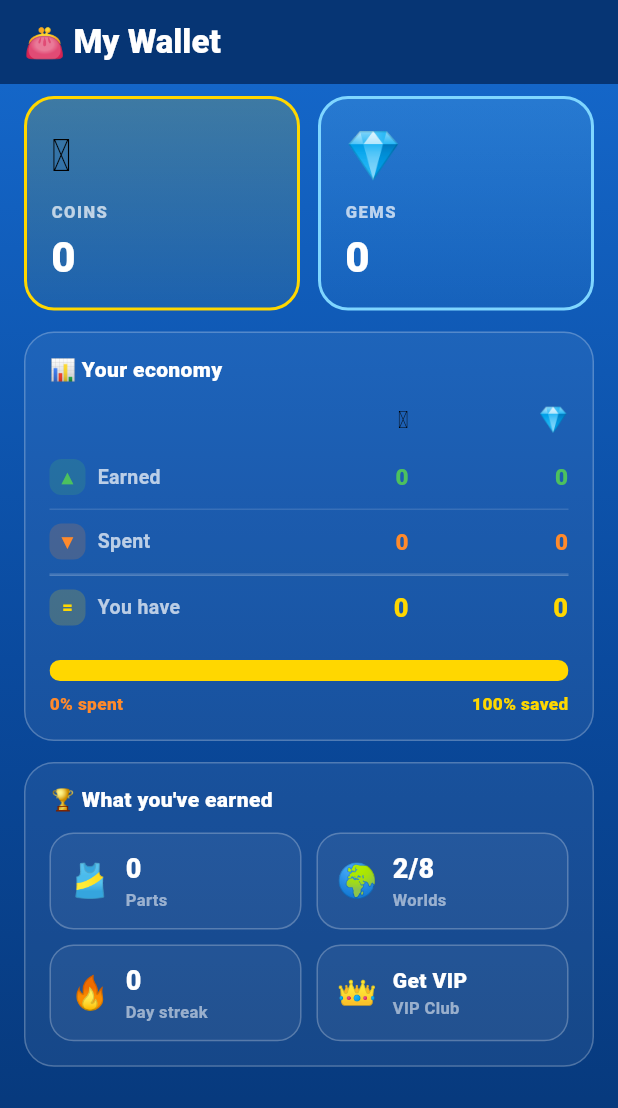
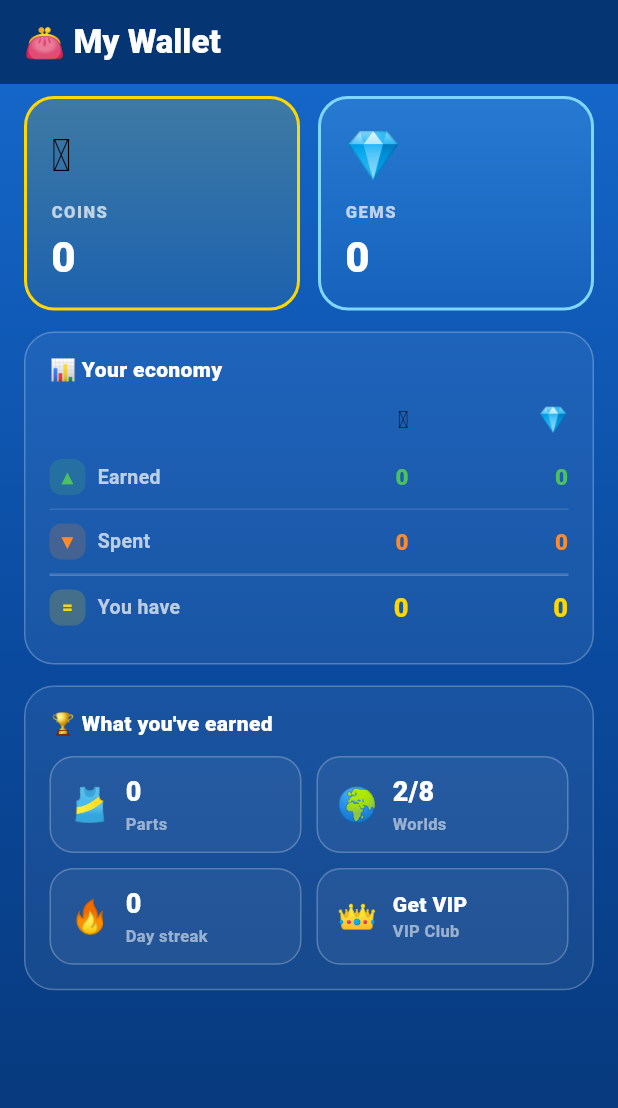
Before and after one commit to yesithv/lego-custom-character, a Flutter app: the WalletPage screen opened by its route, on a phone screen of 412 x 824 dp. Shown: the top 1108 px of the screen. Run offline on Flutter 3.47's test engine with Material 3 defaults, Android fonts, the phone set to English and light mode, and no system bars; our stand-ins replace audioplayers, equatable, flutter_bloc, get_it, go_router, hive and 2 more; missing offline and left inert: flame; accounts and stored records are empty; Roboto replaces fonts that are missing (Nunito).

Commit message:
Quitar la barra de porcentaje gastado/ahorrado de la billetera
Elimina la barra proporcional (_SavingsBar) y sus claves l10n
wallet_spent_pct / wallet_saved_pct. La billetera queda con saldos, la tabla
ganado/gastado/saldo y los logros.

Co-Authored-By: Claude Opus 4.8 <noreply@anthropic.com>
Claude-Session: https://claude.ai/code/session_01KHiDoE92jiA9JWjgKqXdGZ

```diff
--- a/lib/core/l10n/app_strings.dart
+++ b/lib/core/l10n/app_strings.dart
@@ -1138,14 +1138,6 @@ const Map<String, Map<String, String>> kStrings = {
     'es': 'Te quedan', 'en': 'You have', 'pt': 'Você tem',
     'de': 'Übrig', 'ru': 'Осталось', 'fr': 'Il te reste',
   },
-  'wallet_spent_pct': {
-    'es': '{n}% gastado', 'en': '{n}% spent', 'pt': '{n}% gasto',
-    'de': '{n}% ausgegeben', 'ru': '{n}% потрачено', 'fr': '{n}% dépensé',
-  },
-  'wallet_saved_pct': {
-    'es': '{n}% ahorrado', 'en': '{n}% saved', 'pt': '{n}% poupado',
-    'de': '{n}% gespart', 'ru': '{n}% сэкономлено', 'fr': '{n}% épargné',
-  },
   'wallet_achievements': {
     'es': 'Lo que has conseguido', 'en': 'What you\'ve earned',
     'pt': 'O que você conquistou', 'de': 'Was du erreicht hast',
--- a/lib/features/economy/presentation/pages/wallet_page.dart
+++ b/lib/features/economy/presentation/pages/wallet_page.dart
@@ -264,9 +264,6 @@ class _EconomyCard extends StatelessWidget {
             valueColor: const Color(0xFFFFD700),
             emphasize: true,
           ),
-          const SizedBox(height: 14),
-          // Barra de ahorro de monedas (la economía principal)
-          _SavingsBar(earned: coinsEarned, spent: coinsSpent),
         ],
       ),
     );
@@ -368,67 +365,6 @@ class _EconRow extends StatelessWidget {
           ),
         ],
       ),
-    );
-  }
-}
-
-/// Barra proporcional gastado vs. ahorrado (sobre lo ganado de por vida).
-class _SavingsBar extends StatelessWidget {
-  final int earned;
-  final int spent;
-
-  const _SavingsBar({required this.earned, required this.spent});
-
-  @override
-  Widget build(BuildContext context) {
-    final total = earned <= 0 ? 1 : earned;
-    final spentPct = (spent / total).clamp(0.0, 1.0);
-    final keptPct = 1 - spentPct;
-    return Column(
-      crossAxisAlignment: CrossAxisAlignment.stretch,
-      children: [
-        ClipRRect(
-          borderRadius: BorderRadius.circular(10),
-          child: Row(
-            children: [
-              Expanded(
-                flex: (spentPct * 1000).round().clamp(0, 1000),
-                child: Container(
-                  height: 14,
-                  color: const Color(0xFFFF8A2B),
-                ),
-              ),
-              Expanded(
-                flex: (keptPct * 1000).round().clamp(0, 1000),
-                child: Container(
-                  height: 14,
-                  color: const Color(0xFFFFD700),
-                ),
-              ),
-            ],
-          ),
-        ),
-        const SizedBox(height: 7),
-        Row(
-          mainAxisAlignment: MainAxisAlignment.spaceBetween,
-          children: [
-            Text(
-              context.l10n.trp('wallet_spent_pct', {'n': (spentPct * 100).round()}),
-              style: const TextStyle(
-                  color: Color(0xFFFF8A2B),
-                  fontWeight: FontWeight.w800,
-                  fontSize: 11.5),
-            ),
-            Text(
-              context.l10n.trp('wallet_saved_pct', {'n': (keptPct * 100).round()}),
-              style: const TextStyle(
-                  color: Color(0xFFFFD700),
-                  fontWeight: FontWeight.w800,
-                  fontSize: 11.5),
-            ),
-          ],
-        ),
-      ],
     );
   }
 }
```
